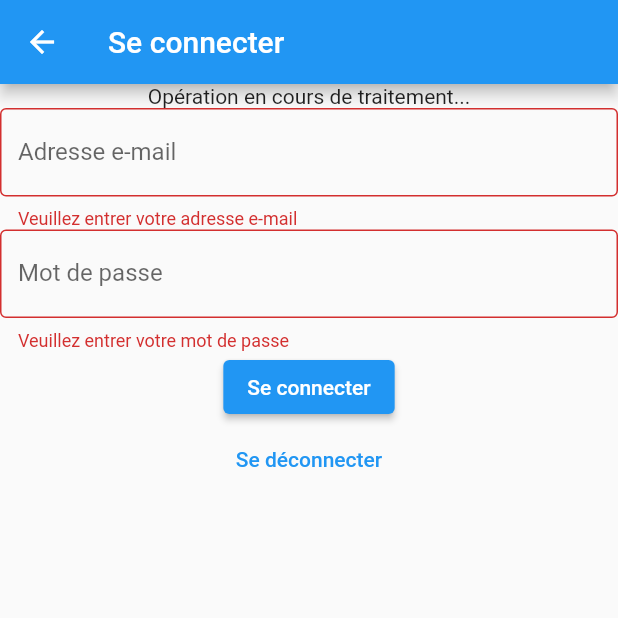
After one commit to LP-CIASIE/Atelier-2, a Flutter app: the SignInPage screen opened directly, after a tap on "Se connecter", after a tap on "Se déconnecter", on a phone screen of 412 x 824 dp, the top half of it. The commit adds this screen. Run offline on Flutter 3.47's test engine with Material 2 defaults, Android fonts, the phone set to English and light mode, and no system bars; network calls fail.

Commit message:
inscription (sans validator et design)

```diff
--- a/flutter/lib/main.dart
+++ b/flutter/lib/main.dart
@@ -1,10 +1,10 @@
 import 'package:flutter/material.dart';
 import 'package:provider/provider.dart';
 import 'my_app.dart';
-import 'provider/user_provider.dart';
+import 'provider/session_provider.dart';
 
 void main() {
   runApp(MultiProvider(providers: [
-    ChangeNotifierProvider(create: (context) => UserProvider()),
+    ChangeNotifierProvider(create: (context) => SessionProvider()),
   ], child: const MyApp()));
 }
--- /dev/null
+++ b/flutter/lib/screen/sign_in_screen.dart
@@ -0,0 +1,139 @@
+import 'dart:convert';
+
+import 'package:flutter/material.dart';
+import 'package:http/http.dart' as http;
+import 'package:lp1_ciasie_atelier_2/provider/session_provider.dart';
+import 'package:lp1_ciasie_atelier_2/screen/home_screen.dart';
+import 'package:provider/provider.dart';
+
+class SignInPage extends StatefulWidget {
+  const SignInPage({super.key});
+
+  @override
+  State<SignInPage> createState() => _SignInPageState();
+}
+
+class _SignInPageState extends State<SignInPage> {
+  final _formKey = GlobalKey<FormState>();
+  bool formPending = false;
+  String errorMessage = '';
+  final _emailController = TextEditingController();
+  String errorMessageMail = '';
+  final _passwordController = TextEditingController();
+  String errorMessagePassword = '';
+
+  Future<void> _submitForm(context) async {
+    setState(() {
+      formPending = true;
+      errorMessage = '';
+    });
+    Map<String, dynamic> connection =
+        await Provider.of<SessionProvider>(context, listen: false)
+            .signIn(_emailController.text, _passwordController.text);
+
+    if (connection['ok']) {
+      Navigator.push(
+        context,
+        MaterialPageRoute(builder: (context) => const HomePage()),
+      );
+    } else {
+      setState(() {
+        formPending = false;
+        errorMessage = connection['message'];
+      });
+    }
+  }
+
+  @override
+  Widget build(BuildContext context) {
+    return Scaffold(
+      appBar: AppBar(title: const Text("Se connecter")),
+      body: Column(children: [
+        Form(
+            key: _formKey,
+            child: Column(
+              children: [
+                Text(errorMessage),
+                TextFormField(
+                  controller: _emailController,
+                  validator: (value) {
+                    if (value == null || value.isEmpty) {
+                      return 'Veuillez entrer votre adresse e-mail';
+                    }
+                    return null;
+                  },
+                  decoration: const InputDecoration(
+                    border: OutlineInputBorder(),
+                    labelText: 'Adresse e-mail',
+                  ),
+                ),
+                TextFormField(
+                  controller: _passwordController,
+                  validator: (value) {
+                    if (value == null || value.isEmpty) {
+                      return 'Veuillez entrer votre mot de passe';
+                    }
+                    return null;
+                  },
+                  decoration: const InputDecoration(
+                    border: OutlineInputBorder(),
+                    labelText: 'Mot de passe',
+                  ),
+                ),
+                ElevatedButton(
+                  onPressed: () async {
+                    if (_formKey.currentState!.validate()) {
+                      final BuildContext context = this.context;
+                      _submitForm(context);
+                    }
+                  },
+                  child: const Text("Se connecter"),
+                ),
+              ],
+            )),
+        // TextButton(
+        //   onPressed: () {
+        //     Navigator.push(
+        //       context,
+        //       MaterialPageRoute(builder: (context) => const SignUpScreen()),
+        //     );
+        //   },
+        //   child: const Text("S'inscrire"),
+        // ),
+        Consumer<SessionProvider>(builder: (context, model, child) {
+          return TextButton(
+            onPressed: () async {
+              setState(() {
+                errorMessage = "Opération en cours de traitement...";
+              });
+              final body = {
+                'refresh_token': model.user.refreshToken,
+              };
+              final response = await http.post(
+                Uri.parse('https://fruits.shrp.dev/auth/logout'),
+                headers: <String, String>{
+                  'Content-Type': 'application/json; charset=UTF-8',
+                },
+                body: jsonEncode(body),
+              );
+              if (response.statusCode == 204) {
+                setState(() {
+                  errorMessage = "Déconnexion réussie";
+                });
+              } else {
+                setState(() {
+                  errorMessage =
+                      "Un problème est survenu lors de la déconnexion";
+                });
+                // Erreur lors de l'envoi des données
+              }
+            },
+            child: const Text(
+              "Se déconnecter",
+            ),
+          );
+        }),
+      ]),
+    );
+  }
+}
```
Also changed, not shown: flutter/lib/class/user.dart (+6 -6 lines), flutter/lib/provider/session_provider.dart (added, +65 -0 lines), flutter/lib/provider/user_provider.dart (deleted, +0 -15 lines), flutter/lib/screen/home_screen.dart (+19 -1 lines).
